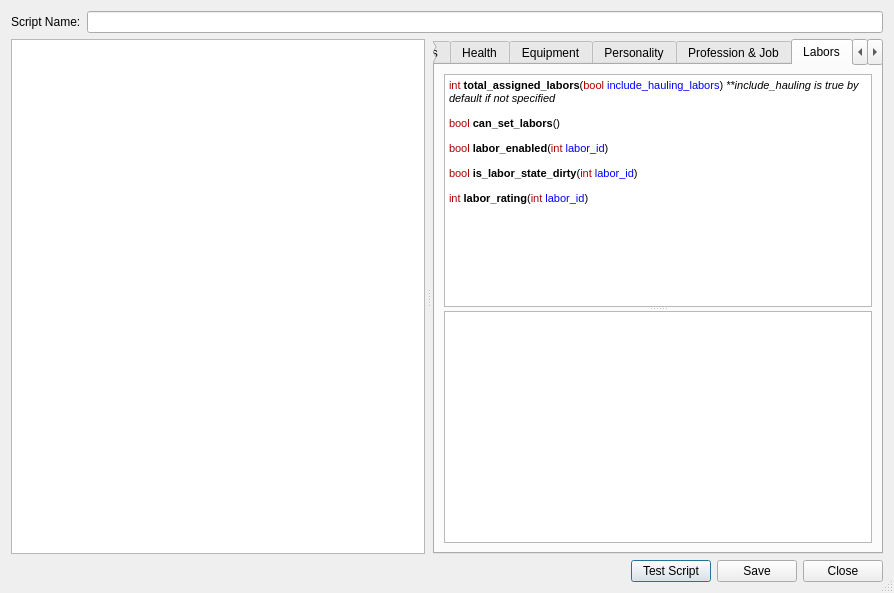
Qt form ui/scriptdialog.ui (Dwarf-Therapist/Dwarf-Therapist) before a commit.
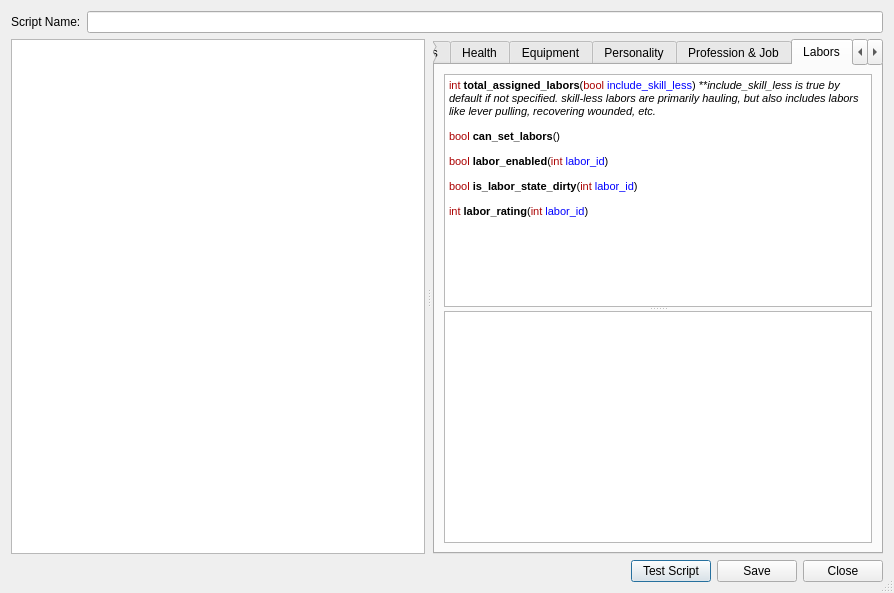
The same form after that commit. The open tabs and pages were chosen to show the change. Icons and pictures are not drawn.

```diff
--- a/ui/scriptdialog.ui
+++ b/ui/scriptdialog.ui
@@ -367,7 +367,7 @@
 &lt;html&gt;&lt;head&gt;&lt;meta name=&quot;qrichtext&quot; content=&quot;1&quot; /&gt;&lt;style type=&quot;text/css&quot;&gt;
 p, li { white-space: pre-wrap; }
 &lt;/style&gt;&lt;/head&gt;&lt;body style=&quot; font-family:'MS Shell Dlg 2'; font-size:8.25pt; font-weight:400; font-style:normal;&quot;&gt;
-&lt;p style=&quot; margin-top:0px; margin-bottom:0px; margin-left:0px; margin-right:0px; -qt-block-indent:0; text-indent:0px;&quot;&gt;&lt;span style=&quot; font-size:8pt; color:#aa0000;&quot;&gt;int &lt;/span&gt;&lt;span style=&quot; font-size:8pt; font-weight:600;&quot;&gt;total_assigned_labors&lt;/span&gt;&lt;span style=&quot; font-size:8pt;&quot;&gt;(&lt;/span&gt;&lt;span style=&quot; font-size:8pt; color:#aa0000;&quot;&gt;bool &lt;/span&gt;&lt;span style=&quot; font-size:8pt; color:#0000ff;&quot;&gt;include_hauling_labors&lt;/span&gt;&lt;span style=&quot; font-size:8pt;&quot;&gt;) &lt;/span&gt;&lt;span style=&quot; font-size:8pt; font-style:italic;&quot;&gt;**include_hauling is true by default if not specified&lt;/span&gt;&lt;/p&gt;
+&lt;p style=&quot; margin-top:0px; margin-bottom:0px; margin-left:0px; margin-right:0px; -qt-block-indent:0; text-indent:0px;&quot;&gt;&lt;span style=&quot; font-size:8pt; color:#aa0000;&quot;&gt;int &lt;/span&gt;&lt;span style=&quot; font-size:8pt; font-weight:600;&quot;&gt;total_assigned_labors&lt;/span&gt;&lt;span style=&quot; font-size:8pt;&quot;&gt;(&lt;/span&gt;&lt;span style=&quot; font-size:8pt; color:#aa0000;&quot;&gt;bool &lt;/span&gt;&lt;span style=&quot; font-size:8pt; color:#0000ff;&quot;&gt;include_skill_less&lt;/span&gt;&lt;span style=&quot; font-size:8pt;&quot;&gt;) &lt;/span&gt;&lt;span style=&quot; font-size:8pt; font-style:italic;&quot;&gt;**include_skill_less is true by default if not specified. skill-less labors are primarily hauling, but also includes labors like lever pulling, recovering wounded, etc.&lt;/span&gt;&lt;/p&gt;
 &lt;p style=&quot; margin-top:12px; margin-bottom:12px; margin-left:0px; margin-right:0px; -qt-block-indent:0; text-indent:0px;&quot;&gt;&lt;span style=&quot; font-size:8pt; color:#aa0000;&quot;&gt;bool &lt;/span&gt;&lt;span style=&quot; font-size:8pt; font-weight:600;&quot;&gt;can_set_labors&lt;/span&gt;&lt;span style=&quot; font-size:8pt;&quot;&gt;()&lt;/span&gt;&lt;/p&gt;
 &lt;p style=&quot; margin-top:12px; margin-bottom:12px; margin-left:0px; margin-right:0px; -qt-block-indent:0; text-indent:0px;&quot;&gt;&lt;span style=&quot; font-size:8pt; color:#aa0000;&quot;&gt;bool &lt;/span&gt;&lt;span style=&quot; font-size:8pt; font-weight:600;&quot;&gt;labor_enabled&lt;/span&gt;&lt;span style=&quot; font-size:8pt;&quot;&gt;(&lt;/span&gt;&lt;span style=&quot; font-size:8pt; color:#aa0000;&quot;&gt;int &lt;/span&gt;&lt;span style=&quot; font-size:8pt; color:#0000ff;&quot;&gt;labor_id&lt;/span&gt;&lt;span style=&quot; font-size:8pt;&quot;&gt;)&lt;/span&gt;&lt;/p&gt;
 &lt;p style=&quot; margin-top:12px; margin-bottom:12px; margin-left:0px; margin-right:0px; -qt-block-indent:0; text-indent:0px;&quot;&gt;&lt;span style=&quot; font-size:8pt; color:#aa0000;&quot;&gt;bool &lt;/span&gt;&lt;span style=&quot; font-size:8pt; font-weight:600;&quot;&gt;is_labor_state_dirty&lt;/span&gt;&lt;span style=&quot; font-size:8pt;&quot;&gt;(&lt;/span&gt;&lt;span style=&quot; font-size:8pt; color:#aa0000;&quot;&gt;int &lt;/span&gt;&lt;span style=&quot; font-size:8pt; color:#0000ff;&quot;&gt;labor_id&lt;/span&gt;&lt;span style=&quot; font-size:8pt;&quot;&gt;)&lt;/span&gt;&lt;/p&gt;
```
